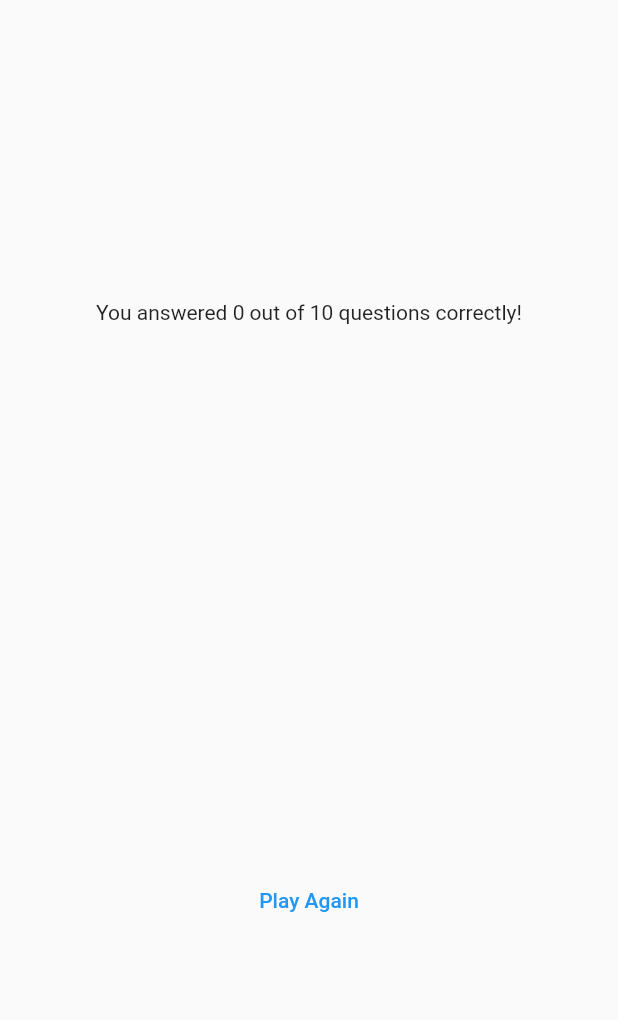
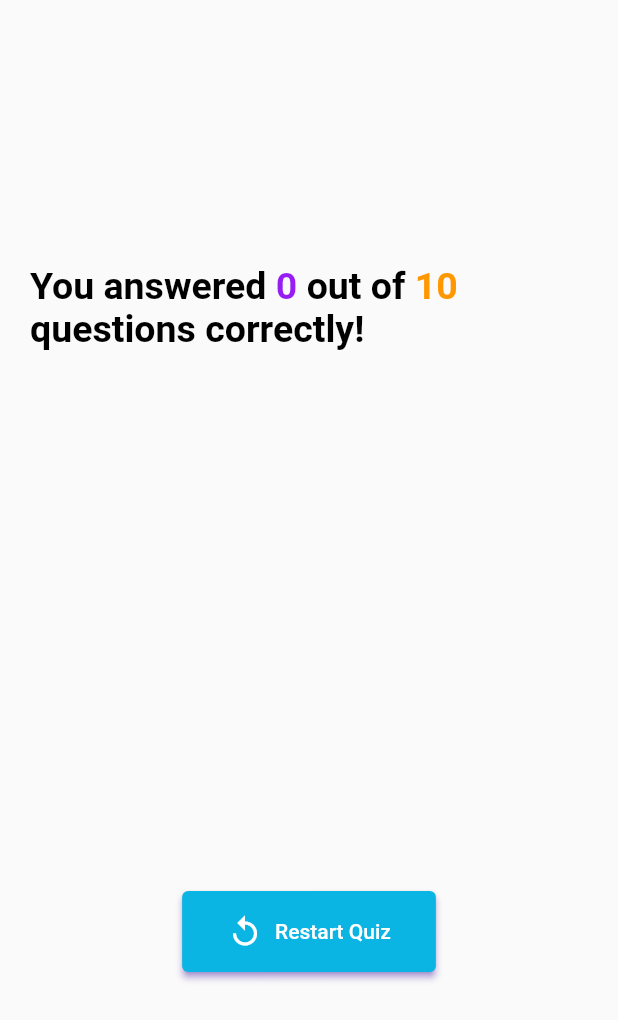
Before and after one commit to AlexTritecky/quiz-app, a Flutter app: the ResultsScreen widget shown alone on an empty page, opened directly with empty values, on a phone screen of 412 x 824 dp. Shown: the top 1020 px of the screen. Run offline on Flutter 3.47's test engine with Material 2 defaults, Android fonts, the phone set to English and light mode, and no system bars; our stand-ins replace google_fonts.

Commit message:
add styles and restrt quiz

```diff
--- a/quiz/lib/result_screen.dart
+++ b/quiz/lib/result_screen.dart
@@ -3,9 +3,11 @@ import 'package:quiz/data/questions.dart';
 import 'package:quiz/question_summary.dart';
 
 class ResultsScreen extends StatelessWidget {
-  const ResultsScreen({super.key, required this.chosenAnswers});
+  const ResultsScreen(
+      {super.key, required this.chosenAnswers, required this.onRestartQuiz});
 
   final List<String> chosenAnswers;
+  final VoidCallback onRestartQuiz;
 
   List<Map<String, Object>> getSummaryData() {
     final List<Map<String, Object>> summary = [];
@@ -36,13 +38,57 @@ class ResultsScreen extends StatelessWidget {
           mainAxisAlignment: MainAxisAlignment.center,
           crossAxisAlignment: CrossAxisAlignment.center,
           children: [
-            Text(
-                'You answered $numCorrectAnswers out of $numTotalQuestions questions correctly!'),
+            RichText(
+              text: TextSpan(
+                style: const TextStyle(
+                  fontSize: 25,
+                  fontWeight: FontWeight.bold,
+                ),
+                children: [
+                  const TextSpan(
+                    text: 'You answered ',
+                    style: TextStyle(color: Colors.black),
+                  ),
+                  TextSpan(
+                    text: '$numCorrectAnswers',
+                    style: const TextStyle(
+                        color: Color.fromARGB(255, 151, 30, 243)),
+                  ),
+                  const TextSpan(
+                    text: ' out of ',
+                    style: TextStyle(color: Colors.black),
+                  ),
+                  TextSpan(
+                    text: '$numTotalQuestions',
+                    style: const TextStyle(color: Colors.orange),
+                  ),
+                  const TextSpan(
+                    text: ' questions correctly!',
+                    style: TextStyle(color: Colors.black),
+                  ),
+                ],
+              ),
+            ),
             const SizedBox(height: 30),
             // const Text('List of answers and questions'),
             QuestionsSummary(getSummaryData()),
             const SizedBox(height: 30),
-            TextButton(onPressed: () {}, child: const Text('Play Again')),
+            ElevatedButton.icon(
+              style: ButtonStyle(
+                padding: MaterialStateProperty.all<EdgeInsets>(
+                  const EdgeInsets.symmetric(horizontal: 30.0, vertical: 15.0),
+                ),
+                shadowColor: MaterialStateColor.resolveWith(
+                  (states) => Colors.deepPurpleAccent,
+                ),
+                backgroundColor: MaterialStateProperty.all<Color>(
+                  const Color.fromARGB(255, 10, 180, 227),
+                ),
+              ),
+              onPressed: onRestartQuiz,
+              icon: const Icon(Icons.replay),
+              label: const Text('Restart Quiz'),
+            )
           ],
         ),
       ),
```
Also changed, not shown: quiz/lib/question_summary.dart (+22 -5 lines), quiz/lib/quiz.dart (+8 -1 lines).
